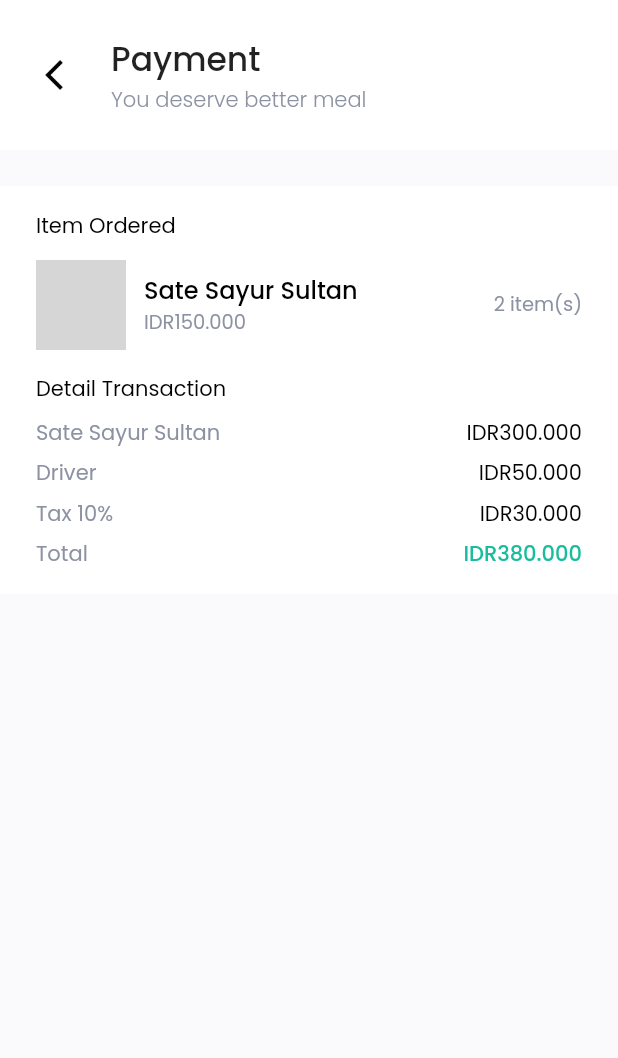
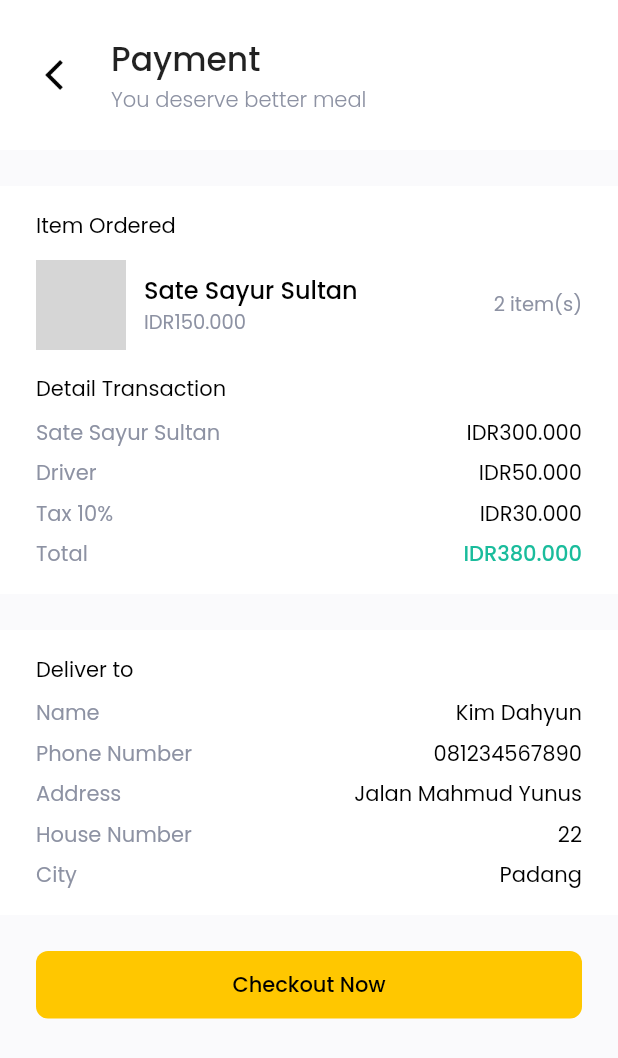
Before and after one commit to rizkikurniaa/FoodMarket, a Flutter app: the screen it shows after launch, on a phone screen of 412 x 824 dp. Shown: the top 1058 px of the screen. Run offline on Flutter 3.47's test engine with Material 2 defaults, Android fonts, the phone set to English and light mode, and no system bars; our stand-ins replace equatable, flutter_spinkit, get, google_fonts, material_design_icons_flutter, supercharged; network calls fail; grey boxes are pictures that could not be loaded.

Commit message:
Done payment page

```diff
--- a/lib/ui/pages/payment_page.dart
+++ b/lib/ui/pages/payment_page.dart
@@ -223,6 +223,141 @@ class PaymentPage extends StatelessWidget {
                 ),
               ],
             ),
+          ),
+          //// Bagian bawah
+          Container(
+            margin: EdgeInsets.only(bottom: defaultMargin),
+            padding:
+                EdgeInsets.symmetric(horizontal: defaultMargin, vertical: 16),
+            color: Colors.white,
+            child: Column(
+              crossAxisAlignment: CrossAxisAlignment.start,
+              children: [
+                Text(
+                  'Deliver to',
+                  style: blackFontStyle3,
+                ),
+                SizedBox(
+                  height: 8,
+                ),
+                Row(
+                  crossAxisAlignment: CrossAxisAlignment.start,
+                  mainAxisAlignment: MainAxisAlignment.spaceBetween,
+                  children: [
+                    SizedBox(
+                        width: 80,
+                        child: Text(
+                          'Name',
+                          style: greyFontStyle,
+                        )),
+                    SizedBox(
+                        width: MediaQuery.of(context).size.width -
+                            2 * defaultMargin -
+                            80,
+                        child: Text(
+                          transaction.user.name,
+                          style: blackFontStyle3,
+                          textAlign: TextAlign.right,
+                        ))
+                  ],
+                ),
+                SizedBox(
+                  height: 6,
+                ),
+                Row(
+                  crossAxisAlignment: CrossAxisAlignment.start,
+                  mainAxisAlignment: MainAxisAlignment.spaceBetween,
+                  children: [
+                    Text(
+                      'Phone Number',
+                      style: greyFontStyle,
+                    ),
+                    Text(
+                      transaction.user.phoneNumber,
+                      style: blackFontStyle3,
+                      textAlign: TextAlign.right,
+                    )
+                  ],
+                ),
+                SizedBox(
+                  height: 6,
+                ),
+                Row(
+                  crossAxisAlignment: CrossAxisAlignment.start,
+                  mainAxisAlignment: MainAxisAlignment.spaceBetween,
+                  children: [
+                    SizedBox(
+                        width: 80,
+                        child: Text(
+                          'Address',
+                          style: greyFontStyle,
+                        )),
+                    SizedBox(
+                        width: MediaQuery.of(context).size.width -
+                            2 * defaultMargin -
+                            80,
+                        child: Text(
+                          transaction.user.address,
+                          style: blackFontStyle3,
+                          textAlign: TextAlign.right,
+                        ))
+                  ],
+                ),
+                SizedBox(
+                  height: 6,
+                ),
+                Row(
+                  crossAxisAlignment: CrossAxisAlignment.start,
+                  mainAxisAlignment: MainAxisAlignment.spaceBetween,
+                  children: [
+                    Text(
+                      'House Number',
+                      style: greyFontStyle,
+                    ),
+                    Text(
+                      transaction.user.houseNumber,
+                      style: blackFontStyle3,
+                      textAlign: TextAlign.right,
+                    )
+                  ],
+                ),
+                SizedBox(
+                  height: 6,
+                ),
+                Row(
+                  crossAxisAlignment: CrossAxisAlignment.start,
+                  mainAxisAlignment: MainAxisAlignment.spaceBetween,
+                  children: [
+                    Text(
+                      'City',
+                      style: greyFontStyle,
+                    ),
+                    Text(
+                      transaction.user.city,
+                      style: blackFontStyle3,
+                      textAlign: TextAlign.right,
+                    )
+                  ],
+                ),
+              ],
+            ),
+          ),
+          //// Checkout Button
+          Container(
+            margin: EdgeInsets.symmetric(horizontal: defaultMargin),
+            height: 45,
+            width: double.infinity,
+            child: RaisedButton(
+              onPressed: () {},
+              elevation: 0,
+              color: mainColor,
+              shape: RoundedRectangleBorder(
+                  borderRadius: BorderRadius.circular(8)),
+              child: Text(
+                "Checkout Now",
+                style: blackFontStyle3.copyWith(fontWeight: FontWeight.w500),
+              ),
+            ),
           )
         ],
       ),
```
